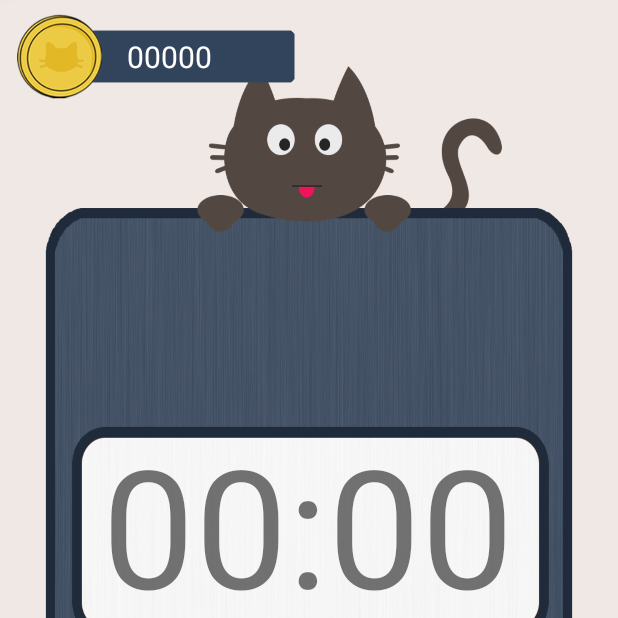
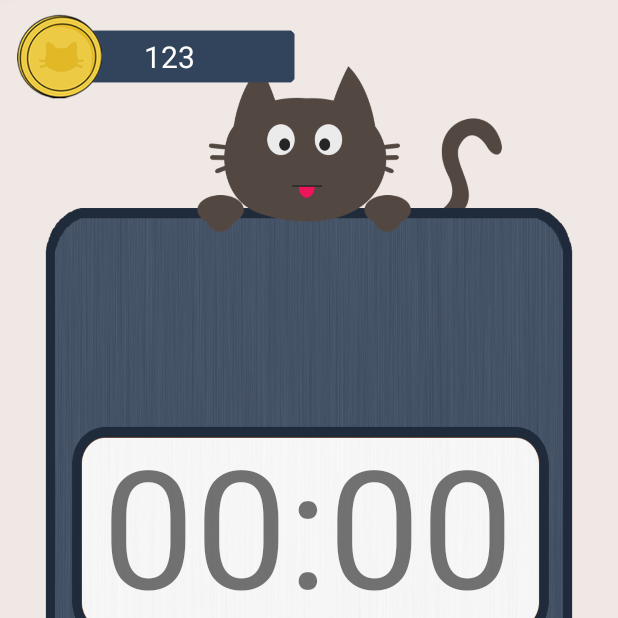
Before and after one commit to louisaboy/MOBDEVE-Pomo-Gochi, an Android app: the screen it shows after launch (PomodoroTimer), after a tap on an icon or button, on a phone screen of 412 x 824 dp, the top half of it. Run offline under Robolectric (Android 15) with nearby library versions, the phone set to English and light mode, and no system bars; Roboto replaces fonts that are not available here.

Commit message:
Logic Timer bet Main and PomodoroTimer

```diff
--- a/app/src/main/java/com/mobdeve/s14/pomogochi/MainActivity.java
+++ b/app/src/main/java/com/mobdeve/s14/pomogochi/MainActivity.java
@@ -6,6 +6,7 @@ import android.content.Intent;
 import android.os.Bundle;
 import android.view.View;
 import android.widget.ImageView;
+import android.widget.TextView;
 
 import com.mobdeve.s14.pomogochi.util.InformationStorage;
 
@@ -16,6 +17,7 @@ public class MainActivity extends AppCompatActivity {
     private ImageView iv_shop;
     private ImageView iv_settings;
     private ImageView iv_home;
+    private TextView tv_money;
 
     private StoreItemDAO storeItemDAO;
 
@@ -46,7 +48,9 @@ public class MainActivity extends AppCompatActivity {
         iv_shop = findViewById(R.id.ib_shop);
         iv_settings = findViewById(R.id.ib_settings);
         iv_home = findViewById(R.id.iv_home);
+        tv_money = findViewById(R.id.tv_money);
 
+        tv_money.setText(String.valueOf(informationStorage.getCurrency(informationStorage.CURRENCY)));
         iv_timer.setOnClickListener(new View.OnClickListener() {
             @Override
             public void onClick(View v) {
@@ -76,6 +80,12 @@ public class MainActivity extends AppCompatActivity {
         });
     }
 
+    @Override
+    protected void onResume() {
+        super.onResume();
+        tv_money.setText(String.valueOf(informationStorage.getCurrency(informationStorage.CURRENCY)));
+    }
+
     private void toPomodoro() {
         Intent toPomodoroIntent = new Intent(this, PomodoroTimer.class);
         startActivity(toPomodoroIntent);
--- a/app/src/main/java/com/mobdeve/s14/pomogochi/PomodoroTimer.java
+++ b/app/src/main/java/com/mobdeve/s14/pomogochi/PomodoroTimer.java
@@ -56,6 +56,7 @@ public class PomodoroTimer extends AppCompatActivity {
         iv_home = findViewById(R.id.iv_home);
         tv_money = findViewById(R.id.tv_money);
 
+        tv_money.setText(String.valueOf(MainActivity.informationStorage.getCurrency(MainActivity.informationStorage.CURRENCY)));
     }
 
     public void popTimePicker(View view) {
@@ -152,7 +153,13 @@ public class PomodoroTimer extends AppCompatActivity {
                         });
                         money = num1 * 60 + num2;
                         Log.d("MONEY", String.valueOf(money));
+
+
+
                         tv_money.setText(String.valueOf(Integer.parseInt(tv_money.getText().toString()) + money));
+                        int total_money = MainActivity.informationStorage.getCurrency(MainActivity.informationStorage.CURRENCY) + money;
+                        tv_money.setText(String.valueOf(total_money));
+                        MainActivity.informationStorage.setCurrency(MainActivity.informationStorage.CURRENCY, total_money);
                         finishDialog.show();
 
                         tv_timer.setText("00:00");
```
Also changed, not shown: app/src/main/java/com/mobdeve/s14/pomogochi/RecyclerViewTouchHelper.java (+7 -7 lines).
